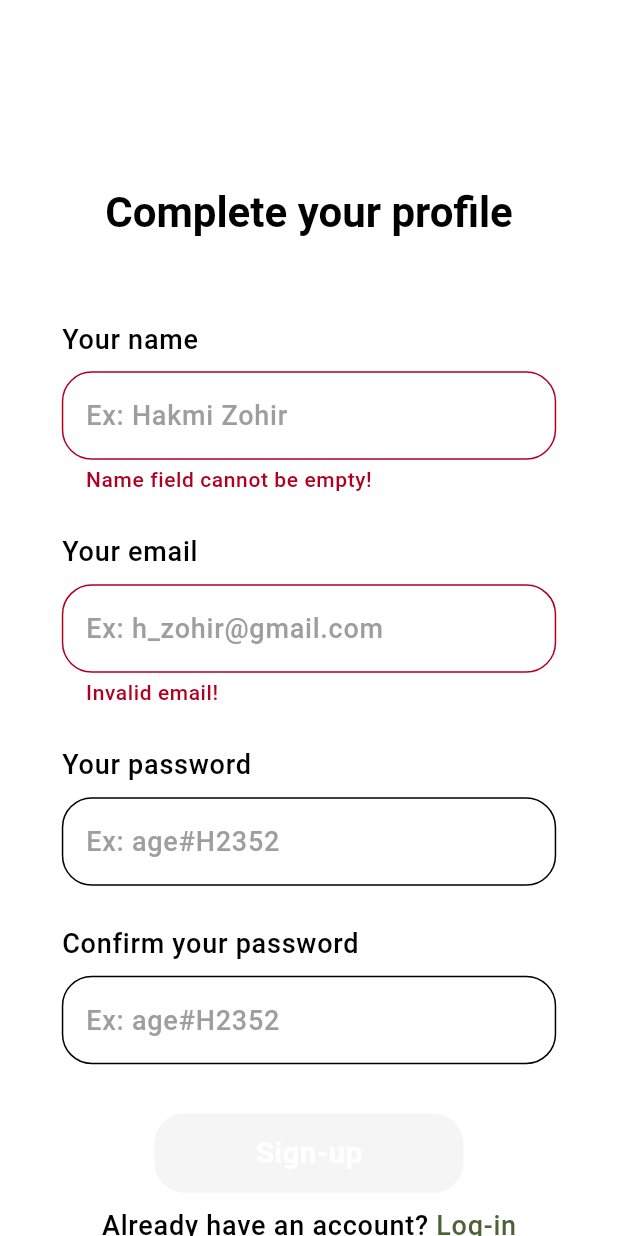
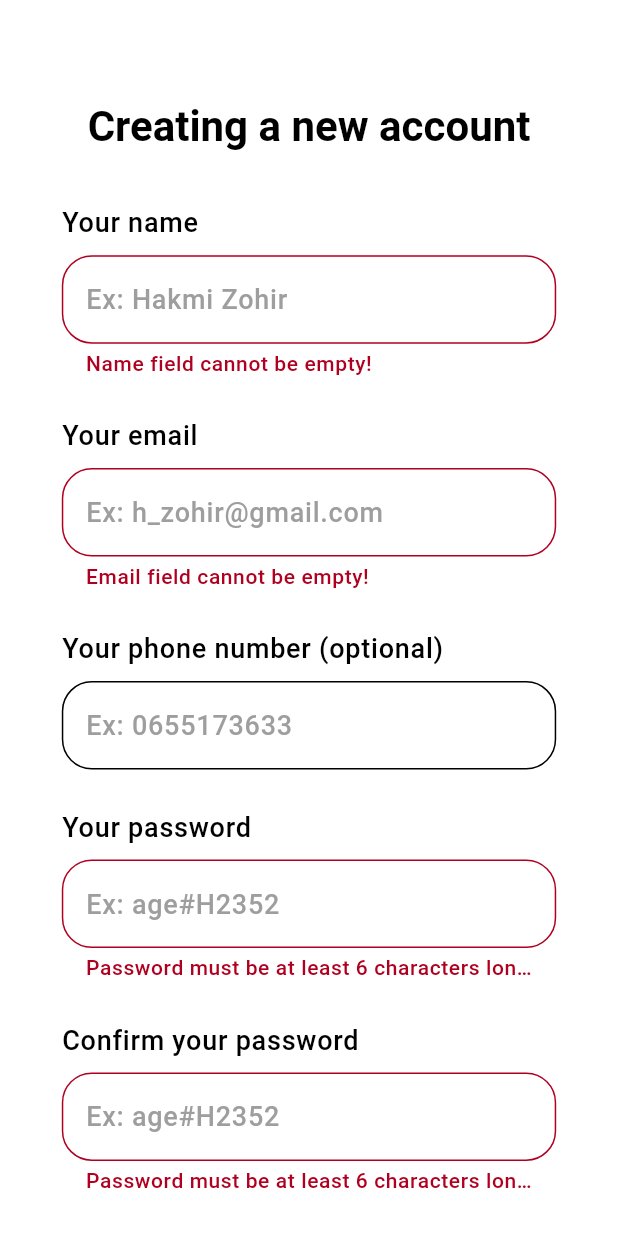
Before and after one commit to aamxh/treevana, a Flutter app: the SignUpView screen opened directly, after a tap on "Sign-up", on a phone screen of 412 x 824 dp. Run offline on Flutter 3.47's test engine with Material 3 defaults, Android fonts, the phone set to English and light mode, and no system bars; our stand-ins replace dio, email_validator, get, google_fonts, pinput, shared_preferences; missing offline and left inert: email_otp; accounts and stored records are empty.

Commit message:
edited auth views

```diff
--- a/treevana_user/lib/app/auth/views/email_verification_view.dart
+++ b/treevana_user/lib/app/auth/views/email_verification_view.dart
@@ -7,9 +7,9 @@ import 'package:get/get.dart';
 import 'package:pinput/pinput.dart';
 import '../../home/views/home_view.dart';
 
-class EmailVerificationV extends StatelessWidget {
+class EmailVerificationView extends StatelessWidget {
 
-  EmailVerificationV({super.key});
+  EmailVerificationView({super.key});
 
   final _ctrl = Get.find<EmailVerificationController>();
 
--- a/treevana_user/lib/app/auth/views/phone_verification_view.dart
+++ b/treevana_user/lib/app/auth/views/phone_verification_view.dart
@@ -5,9 +5,9 @@ import "package:get/get.dart";
 import "package:pinput/pinput.dart";
 import 'package:treevana_user/app/auth/views/sign_up_view.dart';
 
-class PhoneNumberVerificationV extends StatelessWidget {
+class PhoneNumberVerificationView extends StatelessWidget {
 
-  PhoneNumberVerificationV({super.key});
+  PhoneNumberVerificationView({super.key});
 
   final _textCtrl = TextEditingController();
   final _numCtrl = Get.find<PhoneNumberVerificationController>();
--- a/treevana_user/lib/app/auth/views/sign_up_view.dart
+++ b/treevana_user/lib/app/auth/views/sign_up_view.dart
@@ -1,3 +1,4 @@
+import 'package:treevana_user/app/auth/controllers/email_verification_controller.dart';
 import 'package:treevana_user/app/auth/views/sign_in_view.dart';
 import 'package:treevana_user/app/auth/views/email_verification_view.dart';
 import 'package:treevana_user/core/constants.dart';
@@ -5,6 +6,7 @@ import 'package:email_validator/email_validator.dart';
 import 'package:flutter/gestures.dart';
 import 'package:flutter/material.dart';
 import 'package:get/get.dart';
+import 'package:treevana_user/core/helpers.dart';
 
 class SignUpView extends StatelessWidget {
 
@@ -14,6 +16,7 @@ class SignUpView extends StatelessWidget {
   final _emailCtrl = TextEditingController();
   final _password1Ctrl = TextEditingController();
   final _password2Ctrl = TextEditingController();
+  final _phoneCtrl = TextEditingController();
   final _formKey = GlobalKey<FormState>();
 
   @override
@@ -28,14 +31,14 @@ class SignUpView extends StatelessWidget {
           child: Column(
             crossAxisAlignment: CrossAxisAlignment.start,
             children: [
-              SizedBox(height: size.height * 0.15,),
+              SizedBox(height: size.height * 0.08,),
               Center(
                 child: Text(
-                  'Complete your profile',
+                  'Creating a new account',
                   style: theme.textTheme.headlineMedium,
                 ),
               ),
-              SizedBox(height: size.height * 0.064,),
+              SizedBox(height: size.height * 0.04,),
               Text(
                 'Your name',
                 style: theme.textTheme.bodyLarge,
@@ -100,10 +103,39 @@ class SignUpView extends StatelessWidget {
                 cursorColor: MyConstants.primaryColor,
                 style: theme.textTheme.bodyLarge,
                 keyboardType: TextInputType.emailAddress,
-                validator: (val) {
-                  return EmailValidator.validate(val!) ? null :
-                      'Invalid email!';
-                },
+                validator: (val) => MyHelpers.validateEmail(val!),
+              ),
+              SizedBox(height: size.height * 0.03,),
+              Text(
+                'Your phone number (optional)',
+                style: theme.textTheme.bodyLarge,
+              ),
+              SizedBox(height: size.height * 0.01),
+              TextFormField(
+                decoration: InputDecoration(
+                  hintText: 'Ex: 0655173633',
+                  hintStyle: theme.textTheme.bodyLarge!.copyWith(
+                    color: MyConstants.grey,
+                  ),
+                  border: OutlineInputBorder(
+                    borderRadius: BorderRadius.circular(20),
+                    borderSide: BorderSide(
+                      width: 2,
+                    ),
+                  ),
+                  focusedBorder: OutlineInputBorder(
+                    borderSide: BorderSide(
+                      color: MyConstants.primaryColor,
+                      width: 2,
+                    ),
+                    borderRadius: BorderRadius.circular(20),
+                  ),
+                ),
+                controller: _phoneCtrl,
+                cursorColor: MyConstants.primaryColor,
+                style: theme.textTheme.bodyLarge,
+                keyboardType: TextInputType.phone,
+                validator: (val) => MyHelpers.validatePhone(val!),
               ),
               SizedBox(height: size.height * 0.03,),
               Text(
@@ -136,7 +168,7 @@ class SignUpView extends StatelessWidget {
                 cursorColor: MyConstants.primaryColor,
                 style: theme.textTheme.bodyLarge,
                 obscureText: true,
-                //validator: (val) => MyHelpers.validatePassword(val!),
+                validator: (val) => MyHelpers.validatePassword(val!, _password2Ctrl.text.trim()),
               ),
               SizedBox(height: size.height * 0.03,),
               Text(
@@ -169,14 +201,15 @@ class SignUpView extends StatelessWidget {
                 cursorColor: MyConstants.primaryColor,
                 style: theme.textTheme.bodyLarge,
                 obscureText: true,
-                //validator: (val) => MyHelpers.validatePassword(val!),
+                validator: (val) => MyHelpers.validatePassword(val!, _password1Ctrl.text.trim()),
               ),
               SizedBox(height: size.height * 0.04,),
               Center(
                 child: ElevatedButton(
                   onPressed: () async {
                     if (_formKey.currentState!.validate()) {
-                      Get.to(() => EmailVerificationV());
+                      Get.put(EmailVerificationController());
+                      Get.to(() => EmailVerificationView());
                     }
                   },
                   style: ElevatedButton.styleFrom(
@@ -210,7 +243,6 @@ class SignUpView extends StatelessWidget {
                   ),
                 ),
               ),
-              SizedBox(height: size.height * 0.1,),
             ],
           ),
         ),
--- a/treevana_user/lib/core/helpers.dart
+++ b/treevana_user/lib/core/helpers.dart
@@ -1,3 +1,4 @@
+import 'package:email_validator/email_validator.dart';
 import 'package:treevana_user/core/constants.dart';
 import 'package:get/get.dart';
 import 'dart:math';
@@ -21,4 +22,21 @@ class MyHelpers {
     return true;
   }
 
+  static String? validateEmail(String val) {
+    if (val.isEmpty) return "Email field cannot be empty!";
+    if (EmailValidator.validate(val)) return null;
+    return 'Invalid email!';
+  }
+
+  static String? validatePhone(String val) {
+    if (val.length != 10 && val.isNotEmpty) return "Invalid phone number!";
+    return null;
+  }
+
+  static String? validatePassword(String pass1, String pass2) {
+    if (pass1.length < 6) return "Password must be at least 6 characters long!";
+    if (pass1 != pass2) return "The two passwords are different!";
+    return null;
+  }
+
 }
--- a/treevana_user/lib/core/theme.dart
+++ b/treevana_user/lib/core/theme.dart
@@ -10,7 +10,7 @@ final lightTheme = ThemeData.light().copyWith(
   ),
   elevatedButtonTheme: ElevatedButtonThemeData(
     style: ElevatedButton.styleFrom(
-      backgroundColor: MyConstants.lightGrey,
+      backgroundColor: MyConstants.primaryColor,
       foregroundColor: Colors.white,
       shape: RoundedRectangleBorder(borderRadius: BorderRadius.circular(20)),
     ),
```
Also changed, not shown: treevana_user/lib/app/auth/views/auth_wrapper_view.dart (+5 -5 lines), treevana_user/lib/app/auth/views/sign_in_view.dart (+4 -5 lines), treevana_user/lib/app/auth/views/welcome_view.dart (+15 -7 lines).
